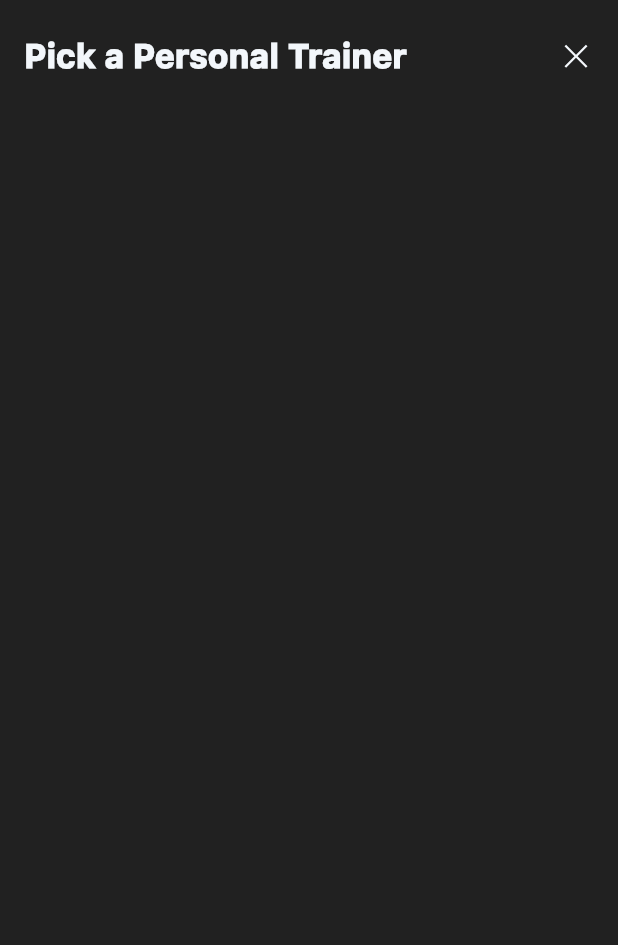
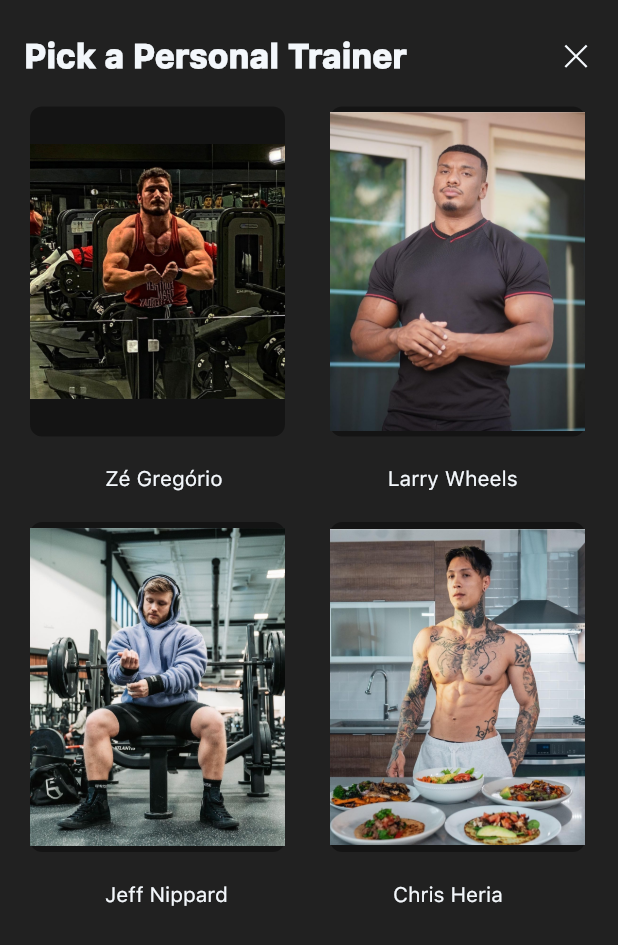
Before and after one commit to bernardofalle/FitLink-AS, a Flutter app: the PickPersonalScreen screen opened directly, on a phone screen of 412 x 824 dp. Shown: the top 945 px of the screen. Run offline on Flutter 3.47's test engine with Material 2 defaults, Android fonts, the light colour scheme and no system bars; our stand-ins replace flutter_screenutil, flutter_svg, google_fonts, line_awesome_flutter.

Commit message:
pick a personal finish

```diff
--- a/fitlink/lib/Screens/Profile/pickpersonaltrainer.dart
+++ b/fitlink/lib/Screens/Profile/pickpersonaltrainer.dart
@@ -46,6 +46,98 @@ class _PickPersonalScreenState extends State<PickPersonalScreen> {
                 ],
               ),
             ),
+            Container(
+              margin: EdgeInsets.all(20.0),
+                child: Row(
+                  children: <Widget>[
+                    Container(
+                      width: 170.0,
+                      height: 220.0,
+                      decoration: BoxDecoration(
+                        borderRadius: BorderRadius.all(Radius.circular(8.0)),
+                        color: Colors.black38,
+                      ),
+                      child: InkWell(
+                        onTap: () {
+                          print("ze");
+                        },
+                        child: Image(image: AssetImage("assets/images/zegregorio.png"),))
+                    ),
+                    SizedBox(width: 30,),
+                    Container(
+                      width: 170.0,
+                      height: 220.0,
+                      decoration: BoxDecoration(
+                        borderRadius: BorderRadius.all(Radius.circular(8.0)),
+                        color: Colors.black38,
+                      ),
+                      child: InkWell(
+                        onTap: () {
+                          print("Larry");
+                        },
+                        child: Image(image: AssetImage("assets/images/larry.jpg",),
+                        ),
+                      ),
+                    ),
+                  ],
+                ),
+            ),
+            Container(
+              margin: EdgeInsets.only(left: 70),
+              child: Row(
+                children: <Widget>[
+                  Text('Zé Gregório'),
+                  SizedBox(width: 110,),
+                  Text('Larry Wheels'),
+                ],
+              ),
+            ),
+            Container(
+              margin: EdgeInsets.all(20.0),
+                child: Row(
+                  children: <Widget>[
+                    Container(
+                      width: 170.0,
+                      height: 220.0,
+                      decoration: BoxDecoration(
+                        borderRadius: BorderRadius.all(Radius.circular(8.0)),
+                        color: Colors.black38,
+                      ),
+                      child: InkWell(
+                        onTap: () {
+                          print("Jeff");
+                        },
+                        child: Image(image: AssetImage("assets/images/jeff.jpg"),))
+                    ),
+                    SizedBox(width: 30,),
+                    Container(
+                      width: 170.0,
+                      height: 220.0,
+                      decoration: BoxDecoration(
+                        borderRadius: BorderRadius.all(Radius.circular(8.0)),
+                        color: Colors.black38,
+                      ),
+                      child: InkWell(
+                        onTap: () {
+                          print("Chrisss");
+                        },
+                        child: Image(image: AssetImage("assets/images/chris.jpg",),
+                        ),
+                      ),
+                    ),
+                  ],
+                ),
+            ),
+            Container(
+              margin: EdgeInsets.only(left: 70),
+              child: Row(
+                children: <Widget>[
+                  Text('Jeff Nippard'),
+                  SizedBox(width: 110,),
+                  Text('Chris Heria'),
+                ],
+              ),
+            ),
           ],
         ),
       ),
```
Also changed, not shown: fitlink/assets/images/chris.jpg (added), fitlink/assets/images/jeff.jpg (added), fitlink/assets/images/larry.jpg (added).
